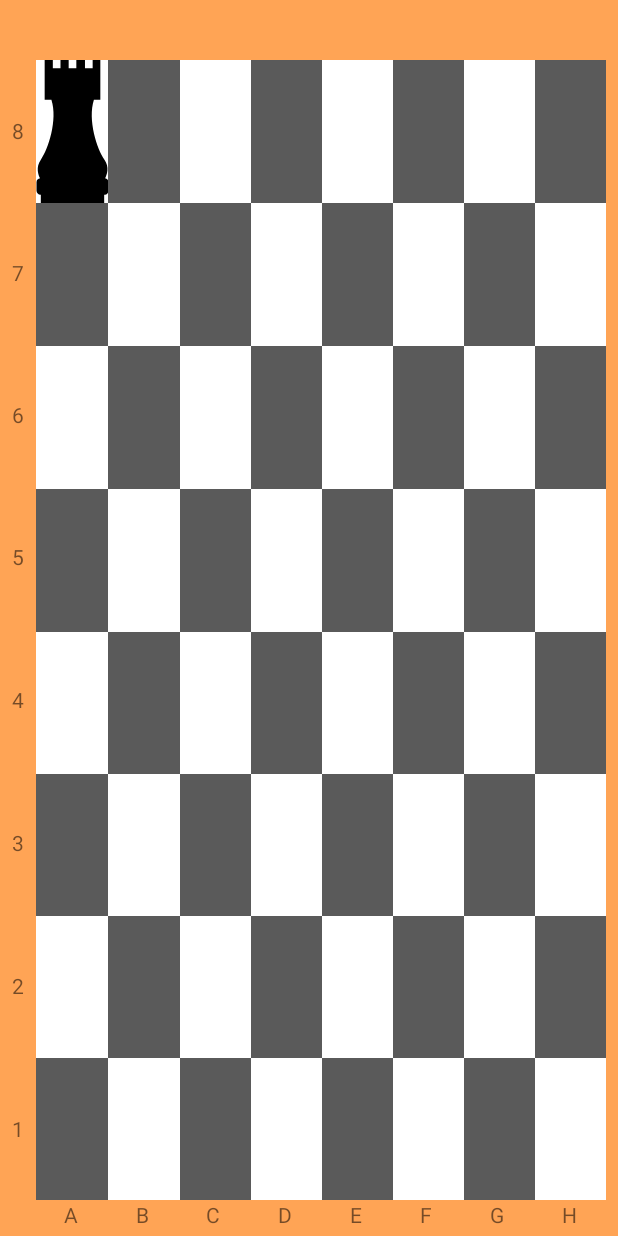
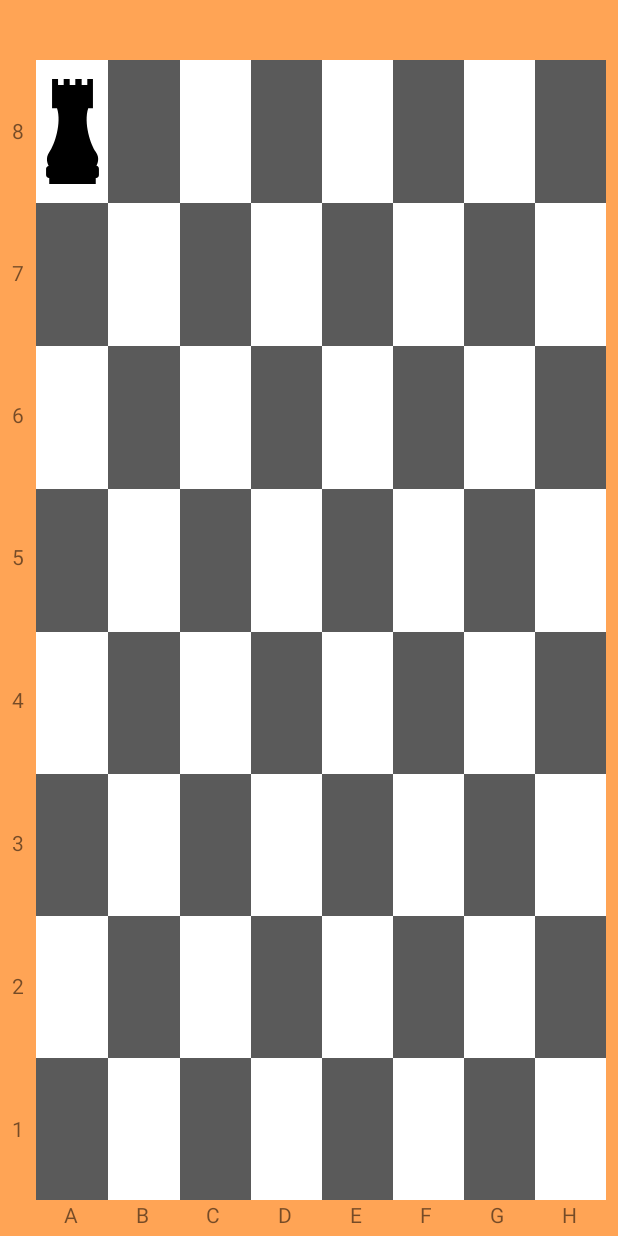
Before and after one commit to douglasrsilverio/xadrez-multiplayer, an Android app: the screen it shows after launch (MainActivity before the commit, TabuleiroActivity after it), on a phone screen of 412 x 824 dp. Run offline under Robolectric (Android 15) with nearby library versions, the phone set to English and light mode, and no system bars.

Commit message:
AlteracaoTabuleiro #1

```diff
--- a/app/src/main/AndroidManifest.xml
+++ b/app/src/main/AndroidManifest.xml
@@ -9,7 +9,7 @@
         android:roundIcon="@mipmap/ic_launcher_round"
         android:supportsRtl="true"
         android:theme="@style/Theme.Xadrez_Multiplayer">
-        <activity android:name=".model.Tabuleiro"></activity>
+        <activity android:name=".activity.TabuleiroActivity"></activity>
         <activity android:name=".MainActivity">
             <intent-filter>
                 <action android:name="android.intent.action.MAIN" />
--- a/app/src/main/java/br/com/douglassilverio/xadrez_multiplayer/MainActivity.kt
+++ b/app/src/main/java/br/com/douglassilverio/xadrez_multiplayer/MainActivity.kt
@@ -1,13 +1,21 @@
 package br.com.douglassilverio.xadrez_multiplayer
 
+import android.content.Intent
+import android.os.Bundle
 import androidx.appcompat.app.AppCompatActivity
-import android.os.Bundle
+import br.com.douglassilverio.xadrez_multiplayer.activity.TabuleiroActivity
+
 
 class MainActivity : AppCompatActivity() {
     override fun onCreate(savedInstanceState: Bundle?) {
         super.onCreate(savedInstanceState)
-        setContentView(R.layout.activity_tabuleiro)
+        setContentView(R.layout.activity_main)
+        abrirTabuleiro()
     }
 
-
+    fun abrirTabuleiro(){
+        var intent = Intent(this, TabuleiroActivity::class.java)
+        this.startActivity(intent)
+        finish()
+    }
 }
--- /dev/null
+++ b/app/src/main/java/br/com/douglassilverio/xadrez_multiplayer/model/EstadoBotoes.kt
@@ -0,0 +1,5 @@
+package br.com.douglassilverio.xadrez_multiplayer.model
+
+class EstadoBotoes {
+    var corPadrao = 0
+}
--- /dev/null
+++ b/app/src/main/java/br/com/douglassilverio/xadrez_multiplayer/presenter/TabuleiroPresenter.kt
@@ -0,0 +1,4 @@
+package br.com.douglassilverio.xadrez_multiplayer.presenter
+
+class TabuleiroPresenter {
+}
--- a/app/src/main/res/layout/activity_tabuleiro.xml
+++ b/app/src/main/res/layout/activity_tabuleiro.xml
@@ -5,7 +5,7 @@
     android:layout_width="match_parent"
     android:layout_height="match_parent"
     android:background="@color/madeira"
-    tools:context=".model.Tabuleiro">
+    tools:context=".activity.TabuleiroActivity">
 
     <LinearLayout
         android:id="@+id/linearLayout12"
@@ -32,12 +32,16 @@
 
             <ImageButton
                 android:id="@+id/posA8"
+                style="?android:attr/borderlessButtonStyle"
                 android:layout_width="match_parent"
                 android:layout_height="match_parent"
                 android:layout_weight="1"
                 android:background="#FFFFFF"
-                android:scaleType="centerCrop"
+                android:foreground="?attr/selectableItemBackgroundBorderless"
+                android:onClick="pos8A"
+                android:scaleType="center"
                 android:src="@drawable/ic_chess_rok" />
+
 
             <ImageButton
                 android:id="@+id/posB8"
```
Also changed, not shown: app/src/main/java/br/com/douglassilverio/xadrez_multiplayer/activity/CustomButton.kt (added, +7 -0 lines), app/src/main/java/br/com/douglassilverio/xadrez_multiplayer/activity/TabuleiroActivity.kt (added, +52 -0 lines), app/src/main/java/br/com/douglassilverio/xadrez_multiplayer/model/Tabuleiro.kt (deleted, +0 -12 lines).
